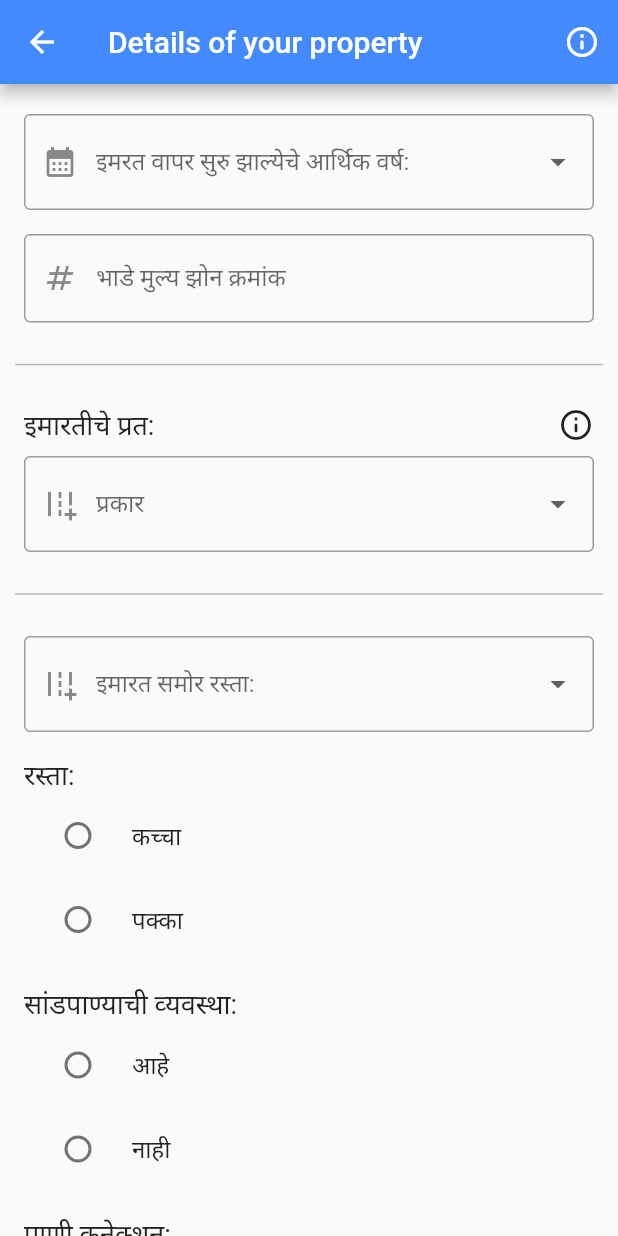
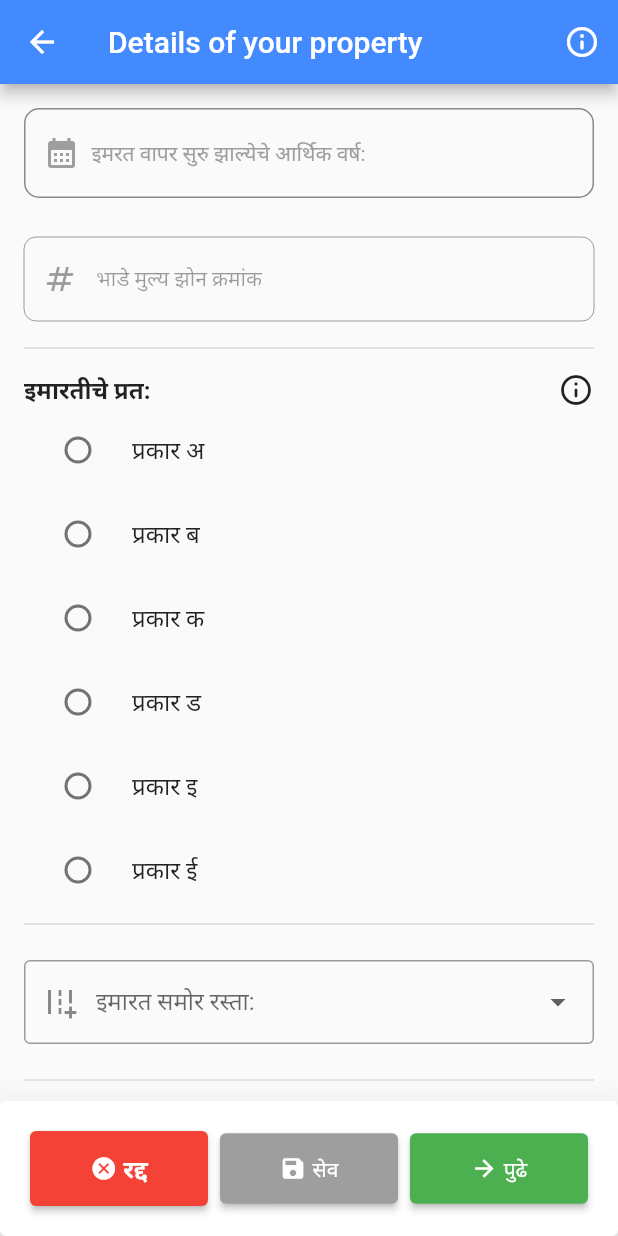
Before and after one commit to Ronitrs5/Nagarpalika-ERP, a Flutter app: the PropertyDetails screen opened directly, on a phone screen of 412 x 824 dp. Run offline on Flutter 3.47's test engine with Material 2 defaults, Android fonts, the phone set to English and light mode, and no system bars; our stand-ins replace geocoding, geolocator, google_maps_flutter, lottie, permission_handler, photo_view; missing offline and left inert: qrscan.

Commit message:
property details issue

```diff
--- a/lib/ui/home/property_details.dart
+++ b/lib/ui/home/property_details.dart
@@ -1,5 +1,7 @@
 import 'package:flutter/material.dart';
 import 'package:house_cleaning/ui/home/description.dart';
+import 'package:house_cleaning/widgets/button_card.dart';
+import 'package:house_cleaning/widgets/edittext.dart';
 import 'package:photo_view/photo_view.dart';
 import 'package:photo_view/photo_view_gallery.dart';
 import 'package:house_cleaning/ui helper/pop_up_dialogue.dart';
@@ -18,6 +20,10 @@ class _PropertyDetailsState extends State<PropertyDetails> {
   var waterconnection=0;
   var drainage=0;
 
+  var _selectedDate=DateTime.now();
+  var zoneController=TextEditingController();
+  var connectionController=TextEditingController();
+  var numberController=TextEditingController();
   @override
   Widget build(BuildContext context) {
     return Scaffold(
@@ -34,50 +40,64 @@ class _PropertyDetailsState extends State<PropertyDetails> {
         title: const Text("Details of your property"),
         backgroundColor: Colors.blueAccent,
       ),
-      body: SingleChildScrollView(
+      body: Column(
+        children: [
+          Expanded(
+            child: SingleChildScrollView(
               child: Column(
                 crossAxisAlignment: CrossAxisAlignment.stretch,
                 children: [
-            Container(
-              padding: const EdgeInsets.fromLTRB(16, 20, 16, 0),
-              child: DropdownButtonFormField<int>(
-                decoration: const InputDecoration(
-                  prefixIcon: Icon(Icons.calendar_month),
-                  border: OutlineInputBorder(
-                    borderSide: BorderSide(color: Colors.grey, width: 1.0),
-                  ),
-                  labelText: 'इमरत वापर सुरु झाल्येचे आर्थिक वर्ष:',
+                  GestureDetector(onTap: (){
+                    showDialog(
+                      context: context,
+                      builder: (BuildContext context) {
+                        return AlertDialog(
+                          title: Text("Select Year"),
+                          content: Container( // Need to use container to add size constraint.
+                            width: 300,
+                            height: 300,
+                            child: YearPicker(
+                              firstDate: DateTime(DateTime.now().year - 200, 1),
+                              lastDate: DateTime(DateTime.now().year, 1),
+                              initialDate: DateTime.now(),
+                              // save the selected date to _selectedDate DateTime variable.
+                              // It's used to set the previous selected date when
+                              // re-showing the dialog.
+                              selectedDate: _selectedDate,
+                              onChanged: (DateTime dateTime) {
+                                // close the dialog when year is selected.
+                                Navigator.pop(context);
 
-                ),
-                items: generateYearItems(),
-                onChanged: (value) {
-                  // Handle the selected year value
+                                // Do something with the dateTime selected.
+                                // Remember that you need to use dateTime.year to get the year
                               },
                             ),
                           ),
+                        );
+                      },
+                    );
+                  },child: Container(
+                    height: 60,
+                    margin: EdgeInsets.all(16),
+                    decoration: BoxDecoration(
+                      border: Border.all(color:Colors.black45),
+                      borderRadius: BorderRadius.circular(10),
+                    ),
+                    child: Row(
+                      children: [
+                        SizedBox(width: 12,),
+                        Icon(Icons.calendar_month,color: Colors.grey,),
+                        SizedBox(width: 8,),
+                        Text('इमरत वापर सुरु झाल्येचे आर्थिक वर्ष:',style: TextStyle(color: Colors.grey),),
+                      ],
+                    ),
+                  )),
 
+                  EditText(controller: zoneController, text: 'भाडे मुल्य झोन क्रमांक', icon: Icons.numbers,selected: false,),
+
+                  Divider(thickness: 1,indent: 16,color: Colors.black12,endIndent: 16,),
                   Padding(
-              padding: const EdgeInsets.fromLTRB(16, 16, 16, 20),
-              child: TextFormField(
-                decoration: const InputDecoration(
-                  prefixIcon: Icon(Icons.numbers),
-                  border: OutlineInputBorder(
-                    borderSide: BorderSide(color: Colors.grey, width: 1.0),
-                  ),
-                  labelText: 'भाडे मुल्य झोन क्रमांक',
-                ),
-              ),
-            ),
-
-            const Divider(
-              color: Colors.black26,
-              thickness: 1,
-              indent: 10,
-              endIndent: 10,
-            ),
-
-            Padding(
-              padding: const EdgeInsets.fromLTRB(16, 20, 16, 20),
+                    padding: const EdgeInsets.only(left: 16,top: 8,right: 16),
                     child: Column(
                       crossAxisAlignment: CrossAxisAlignment.stretch,
                       children: [
@@ -86,7 +106,7 @@ class _PropertyDetailsState extends State<PropertyDetails> {
                           children: [
                             const Text(
                               'इमारतीचे प्रत:', // Radio group title
-                        style: TextStyle(fontSize: 18.0),
+                              style: TextStyle(fontSize: 16.0,fontWeight: FontWeight.bold),
                             ),
 
                             Center(
@@ -148,124 +168,93 @@ class _PropertyDetailsState extends State<PropertyDetails> {
 
                           ],
                         ),
-                  // RadioListTile(
-                  //   title: const Text('प्रकार अ'),
-                  //   value: 1,
-                  //   groupValue: buildingRadio,
-                  //   onChanged: (val) {
-                  //     setState(() {
-                  //       buildingRadio=val!;
-                  //     });
-                  //   },
-                  // ),
-                  // RadioListTile(
-                  //   title: const Text('प्रकार ब'),
-                  //   value: 2,
-                  //   groupValue: buildingRadio,
-                  //   onChanged: (val) {
-                  //     setState(() {
-                  //       buildingRadio=val!;
-                  //     });
-                  //     },
-                  // ),
-                  // RadioListTile(
-                  //   title: const Text('प्रकार क'),
-                  //   value: 3,
-                  //   groupValue: buildingRadio,
-                  //   onChanged: (val) {
-                  //     setState(() {
-                  //       buildingRadio=val!;
-                  //     });
-                  //     },
-                  // ),
-                  // RadioListTile(
-                  //   title: const Text('प्रकार ड'),
-                  //   value: 4,
-                  //   groupValue: buildingRadio,
-                  //   onChanged: (val) {
-                  //     setState(() {
-                  //       buildingRadio=val!;
-                  //     });
-                  //     },
-                  // ),
-                  // RadioListTile(
-                  //   title: const Text('प्रकार इ'),
-                  //   value: 5,
-                  //   groupValue: buildingRadio,
-                  //   onChanged: (val) {
-                  //     setState(() {
-                  //       buildingRadio=val!;
-                  //     });
-                  //     },
-                  // ),
-                  // RadioListTile(
-                  //   title: const Text('प्रकार ई'),
-                  //   value: 6,
-                  //   groupValue: buildingRadio,
-                  //   onChanged: (val) {
-                  //     setState(() {
-                  //       buildingRadio=val!;
-                  //     });
-                  //     },
-                  // ),
-
+                        RadioListTile(
+                          title: const Text('प्रकार अ'),
+                          value: 1,
+                          groupValue: buildingRadio,
+                          onChanged: (val) {
+                            setState(() {
+                              buildingRadio=val!;
+                            });
+                          },
+                        ),
+                        RadioListTile(
+                          title: const Text('प्रकार ब'),
+                          value: 2,
+                          groupValue: buildingRadio,
+                          onChanged: (val) {
+                            setState(() {
+                              buildingRadio=val!;
+                            });
+                            },
+                        ),
+                        RadioListTile(
+                          title: const Text('प्रकार क'),
+                          value: 3,
+                          groupValue: buildingRadio,
+                          onChanged: (val) {
+                            setState(() {
+                              buildingRadio=val!;
+                            });
+                            },
+                        ),
+                        RadioListTile(
+                          title: const Text('प्रकार ड'),
+                          value: 4,
+                          groupValue: buildingRadio,
+                          onChanged: (val) {
+                            setState(() {
+                              buildingRadio=val!;
+                            });
+                            },
+                        ),
+                        RadioListTile(
+                          title: const Text('प्रकार इ'),
+                          value: 5,
+                          groupValue: buildingRadio,
+                          onChanged: (val) {
+                            setState(() {
+                              buildingRadio=val!;
+                            });
+                            },
+                        ),
+                        RadioListTile(
+                          title: const Text('प्रकार ई'),
+                          value: 6,
+                          groupValue: buildingRadio,
+                          onChanged: (val) {
+                            setState(() {
+                              buildingRadio=val!;
+                            });
+                            },
+                        ),
+                      ],
+                    ),
+                  ),
+                  Divider(thickness: 1,color: Colors.black12,indent: 16,endIndent: 16,),
                   Padding(
-                    padding: const EdgeInsets.fromLTRB(0, 8, 0, 0),
+                    padding: const EdgeInsets.fromLTRB(16, 16, 16, 16),
                     child: DropdownButtonFormField<String>(
-                      decoration: const InputDecoration(
+                      decoration: InputDecoration(
                         prefixIcon: Icon(Icons.add_road),
                         border: OutlineInputBorder(
                           borderSide: BorderSide(color: Colors.grey, width: 1.0),
                         ),
-                        labelText: 'प्रकार', // Dropdown field label
-                      ),
-                      items: const [
-                        DropdownMenuItem(value: 'प्रकार अ', child: Text('प्रकार अ')),
-                        DropdownMenuItem(value: 'प्रकार ब', child: Text('प्रकार ब')),
-                        DropdownMenuItem(value: 'प्रकार क', child: Text('प्रकार क')),
-                        DropdownMenuItem(value: 'प्रकार ड', child: Text('प्रकार ड')),
-                        DropdownMenuItem(value: 'प्रकार इ', child: Text('प्रकार इ')),
-                        DropdownMenuItem(value: 'प्रकार ई', child: Text('प्रकार ई')),
-                      ],
-                      onChanged: (value) {
-                        // Handle dropdown value change
-                      },
-                    ),
-                  ),
-                ],
-              ),
-            ),
+                        contentPadding: EdgeInsets.all(16),
+                        labelText: 'इमारत समोर रस्ता: ',
+                      ),icon: Icon(Icons.arrow_drop_down_outlined),
 
-            const Divider(
-              color: Colors.black26,
-              thickness: 1,
-              indent: 10,
-              endIndent: 10,
-            ),
-
-            Padding(
-              padding: const EdgeInsets.fromLTRB(16, 20, 16, 0),
-              child: DropdownButtonFormField<String>(
-                decoration: const InputDecoration(
-                  prefixIcon: Icon(Icons.add_road),
-                  border: OutlineInputBorder(
-                    borderSide: BorderSide(color: Colors.grey, width: 1.0),
-                  ),
-                  labelText: 'इमारत समोर रस्ता: ',
-                ),
-                items: const [
-                  DropdownMenuItem(value: 'Option 1', child: Text('6 मीटर पर्यंत')),
+                      items: [
+                        DropdownMenuItem(value: 'Option 1', child: Text('6 मीटर पर्यंत',)),
                         DropdownMenuItem(value: 'Option 2', child: Text('6 ते 12 मीटर')),
                         DropdownMenuItem(value: 'Option 3', child: Text('12 ते 30 मीटर')),
                         DropdownMenuItem(value: 'Option 4', child: Text('30 मीटर पेक्षा अधिक')),
                       ],
                       onChanged: (value) {
-                  // Handle dropdown value change
-                },
+                      }  // Handle dropdown value change
                     ),
                   ),
-
-
+                  Divider(indent: 16,thickness: 1,endIndent: 16,),
                   Padding(
                     padding: const EdgeInsets.all(16),
                     child: Column(
@@ -273,7 +262,7 @@ class _PropertyDetailsState extends State<PropertyDetails> {
                       children: [
                         const Text(
                           'रस्ता:', // Radio group title
-                    style: TextStyle(fontSize: 18.0),
+                          style: TextStyle(fontSize: 16.0,fontWeight: FontWeight.bold),
                         ),
                         RadioListTile(
                           title: const Text('कच्चा'),
@@ -299,16 +288,15 @@ class _PropertyDetailsState extends State<PropertyDetails> {
                     ),
                   ),
 
-
-
+                  Divider(indent: 16,thickness: 1,endIndent: 16,),
                   Padding(
-              padding: const EdgeInsets.fromLTRB(16, 0, 16, 0),
+                    padding: const EdgeInsets.fromLTRB(16, 16, 16, 16),
                     child: Column(
                       crossAxisAlignment: CrossAxisAlignment.stretch,
                       children: [
                         const Text(
                           'सांडपाण्याची व्‍यवस्‍था:', // Radio group title
-                    style: TextStyle(fontSize: 18.0),
+                          style: TextStyle(fontSize: 16.0,fontWeight: FontWeight.bold),
                         ),
                         RadioListTile(
                           title: const Text('आहे'),
@@ -334,6 +322,7 @@ class _PropertyDetailsState extends State<PropertyDetails> {
                     ),
                   ),
 
+                  Divider(indent: 16,thickness: 1,endIndent: 16,),
 
                   Padding(
                     padding: const EdgeInsets.fromLTRB(16, 16, 16, 0),
@@ -342,7 +331,7 @@ class _PropertyDetailsState extends State<PropertyDetails> {
                       children: [
                         const Text(
                           'पाणी कनेक्शन:', // Radio group title
-                    style: TextStyle(fontSize: 18.0),
+                          style: TextStyle(fontSize: 16.0,fontWeight: FontWeight.bold),
                         ),
                         RadioListTile(
                           title: const Text('आहे'),
@@ -368,33 +357,12 @@ class _PropertyDetailsState extends State<PropertyDetails> {
                     ),
                   ),
 
-            Padding(
-              padding: const EdgeInsets.fromLTRB(16, 0, 16, 0),
-              child: TextFormField(
-                decoration: const InputDecoration(
-                  prefixIcon: Icon(Icons.person),
-                  border: OutlineInputBorder(
-                    borderSide: BorderSide(color: Colors.grey, width: 1.0),
-                  ),
-                  labelText: 'कनेक्शन धारकाचे नाव',
-                ),
-              ),
-            ),
+                  Divider(indent: 16,thickness: 1,endIndent: 16,),
 
-            Padding(
-              padding: const EdgeInsets.fromLTRB(16, 16, 16, 0),
-              child: TextFormField(
-                decoration: const InputDecoration(
-                  prefixIcon: Icon(Icons.bathtub),
-                  border: OutlineInputBorder(
-                    borderSide: BorderSide(color: Colors.grey, width: 1.0),
-                  ),
-                  labelText: 'संडास संख्या',
-                ),
-              ),
-            ),
+                  EditText(controller: connectionController, text: 'कनेक्शन धारकाचे नाव', icon: Icons.person, selected: false,),
+                  EditText(controller: numberController, text: 'संडास संख्या', icon: Icons.bathtub,selected: false,),
 
-
+                  Divider(indent: 16,endIndent: 16,),
                   Padding(
                     padding: const EdgeInsets.all(16),
                     child: Column(
@@ -402,7 +370,7 @@ class _PropertyDetailsState extends State<PropertyDetails> {
                       children: [
                         const Text(
                           'ड्रेनेज:', // Radio group title
-                    style: TextStyle(fontSize: 18.0),
+                          style: TextStyle(fontSize: 16.0,fontWeight: FontWeight.bold),
                         ),
                         RadioListTile(
                           title: const Text('आहे'),
@@ -427,62 +395,16 @@ class _PropertyDetailsState extends State<PropertyDetails> {
                       ],
                     ),
                   ),
-
-            Row(
-              children: [
-                // Expanded(
-                //   flex: 1,
-                //   child: Padding(
-                //     padding: const EdgeInsets.fromLTRB(16, 0, 16, 16),
-                //     child: ElevatedButton(
-                //       onPressed: () {
-                //         // Handle the first button's onPressed action
-                //       },
-                //       style: ElevatedButton.styleFrom(
-                //         primary: Colors.red, // Set the button color to red
-                //       ),
-                //       child: const Text('रद'),
-                //     ),
-                //   ),
-                // ),
-
-                Expanded(
-                  flex: 1,
-                  child: Padding(
-                    padding: const EdgeInsets.fromLTRB(16, 0, 16, 16),
-                    child: ElevatedButton(
-                      onPressed: () {
-                        // Handle the second button's onPressed action
-                        // Navigator.push(context, MaterialPageRoute(builder: (context)=>DescriptionPage()));
-                      },
-                      style: ElevatedButton.styleFrom(
-                        primary: Colors.blueAccent, // Set the button color to green
-                      ),
-                      child: const Text('सेव'),
+                ],
               ),
             ),
           ),
+          ButtonsNav(onPressCancel: (){
 
-                Expanded(
-                  flex: 1,
-                  child: Padding(
-                    padding: const EdgeInsets.fromLTRB(16, 0, 16, 16),
-                    child: ElevatedButton(
-                      onPressed: () {
-                        // Handle the second button's onPressed action
+          }, onPressSave: (){}, onPressNext: (){
             Navigator.push(context, MaterialPageRoute(builder: (context)=>DescriptionPage()));
-                      },
-                      style: ElevatedButton.styleFrom(
-                        primary: Colors.green, // Set the button color to green
-                      ),
-                      child: const Text('पुढे'),
-                    ),
-                  ),
-                ),
+          }),
         ],
-            ),
-          ],
-        ),
       ),
     );
 
@@ -518,7 +440,7 @@ class _PropertyDetailsState extends State<PropertyDetails> {
 
   List<DropdownMenuItem<int>> generateYearItems() {
     List<DropdownMenuItem<int>> items = [];
-    for (int year = 1980; year <= currentYear; year++) {
+    for (int year = 1900; year <= currentYear; year++) {
       items.add(DropdownMenuItem(value: year, child: Text(year.toString())));
     }
     return items;
```
Lines whose indentation alone changed are shown as unchanged.
